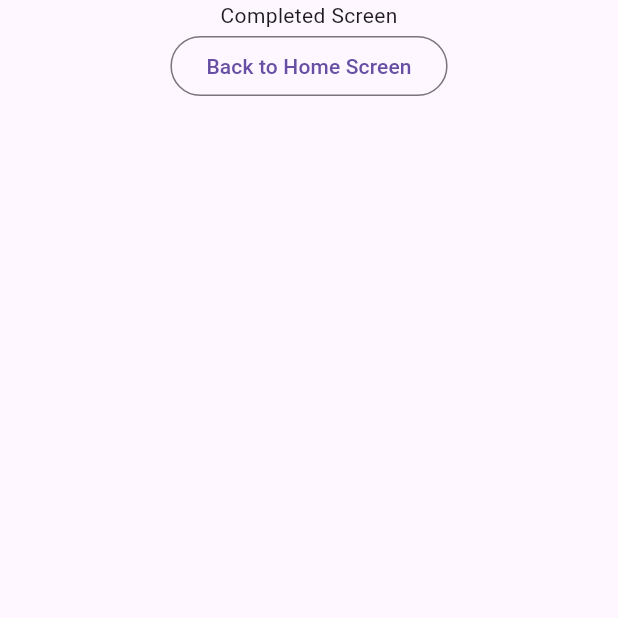
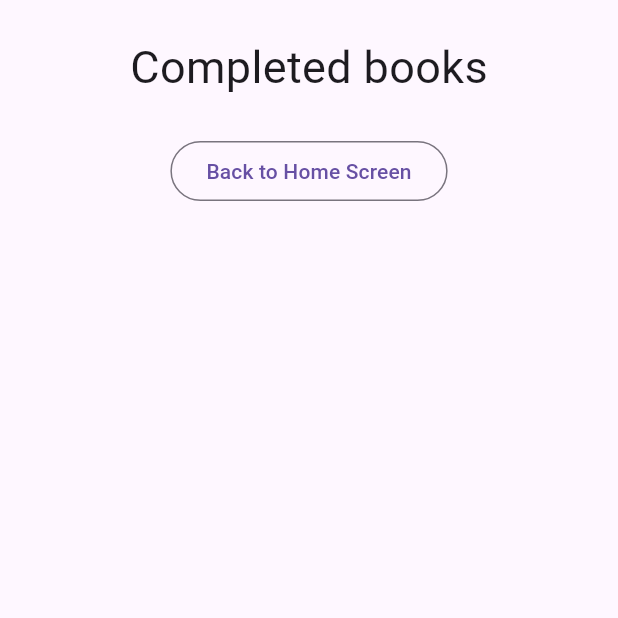
Before and after one commit to aarekr/Bookshelves, a Flutter app: the CompletedScreen screen opened by its route, on a phone screen of 412 x 824 dp, the top half of it. Run offline on Flutter 3.47's test engine with Material 3 defaults, Android fonts, the phone set to English and light mode, and no system bars; our stand-ins replace flutter_form_builder, form_builder_validators, get, hive, hive_flutter; accounts and stored records are empty.

Commit message:
CompletedScreen shows completed books in Card-ListTile format

```diff
--- a/app/lib/main.dart
+++ b/app/lib/main.dart
@@ -251,11 +251,17 @@ class ReadingScreen extends StatelessWidget {
 }
 
 class CompletedScreen extends StatelessWidget {
+  final controller = Get.find<BookListController>();
   @override
   Widget build(BuildContext context) {
     return Scaffold(
       body: Column(children: [
-        Center(child: Text("Completed Screen")),
+        Center(child: Text("Completed books", style: TextStyle(height: 3, fontSize: 30))),
+        Column(children: controller.bookList.map((book) =>
+          book['status'] == 'completed'
+            ? Card(child: ListTile(title: Text(book["title"]), subtitle: Text(book["author"])))
+            : Text("")).toList()
+        ),
         OutlinedButton(
           child: Text("Back to Home Screen"),
           onPressed: () => Get.to(() => HomeScreen()),
```
